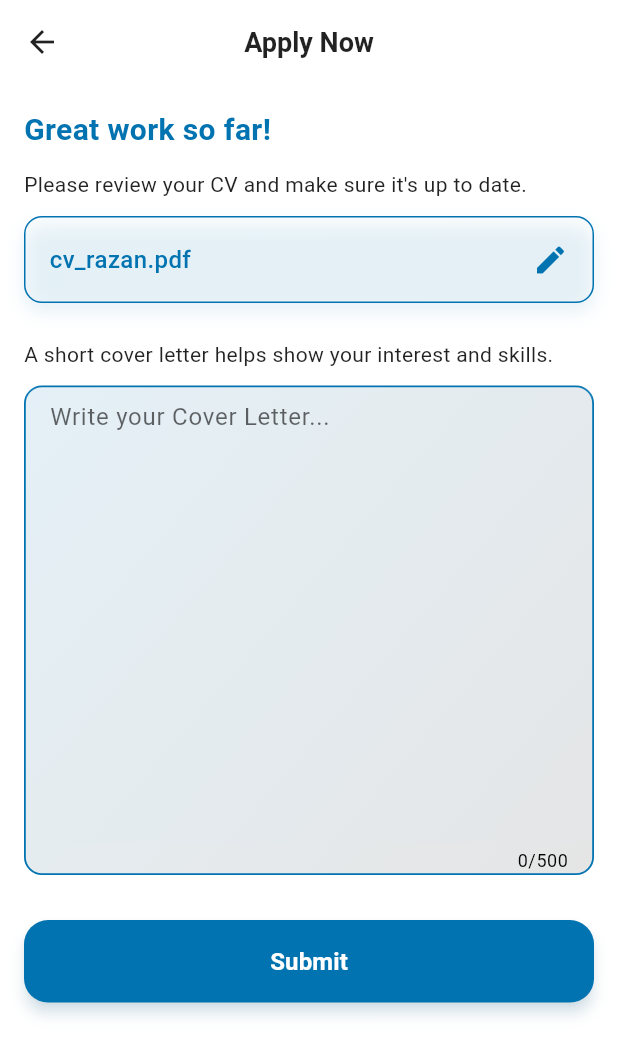
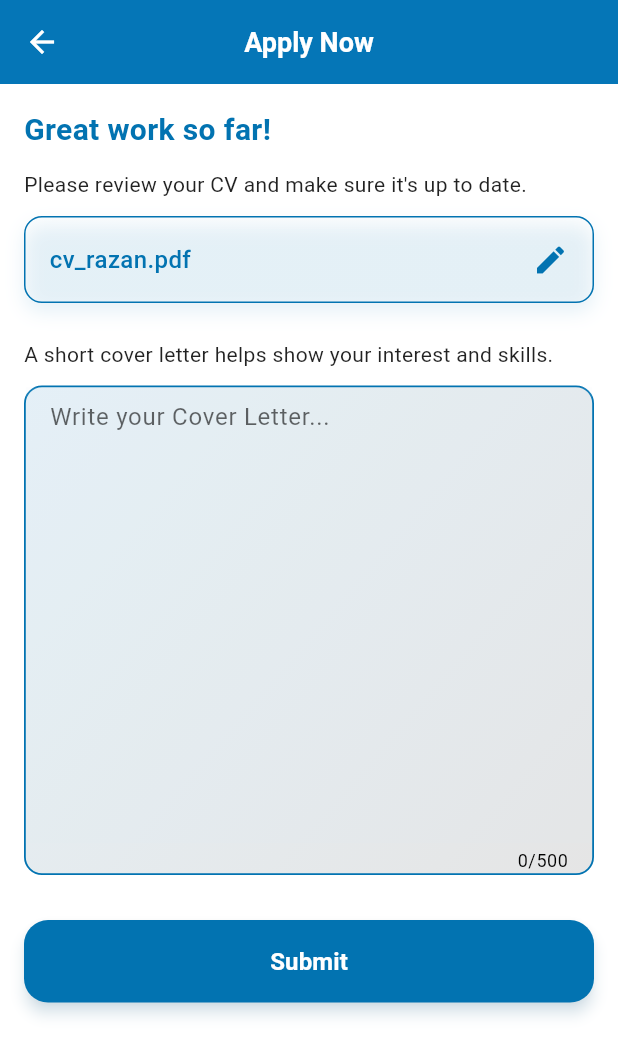
Before and after one commit to HidayaAwwad4/ojps_flutter, a Flutter app: the ApplyNow screen opened directly, on a phone screen of 412 x 824 dp. Shown: the top 1056 px of the screen. Run offline on Flutter 3.47's test engine with Material 3 defaults, Android fonts, the phone set to English and light mode, and no system bars.

Commit message:
Update apply now  screen design to match other screens style

```diff
--- a/ojps_flutter/lib/screens/apply_now_screen.dart
+++ b/ojps_flutter/lib/screens/apply_now_screen.dart
@@ -12,19 +12,19 @@ class ApplyNow extends StatelessWidget {
     return Scaffold(
       backgroundColor: whiteColor,
       appBar: AppBar(
-        backgroundColor: whiteColor,
-        elevation: 0,
+        backgroundColor: primaryColor,
+        elevation: 4,
         centerTitle: true,
         title: const Text(
           "Apply Now",
           style: TextStyle(
-            color: secondaryTextColor,
+            color: whiteColor,
             fontWeight: FontWeight.bold,
             fontSize: 18,
           ),
         ),
         leading: IconButton(
-          icon: const Icon(Icons.arrow_back, color: secondaryTextColor),
+          icon: const Icon(Icons.arrow_back, color: whiteColor),
           onPressed: () {
             Navigator.pop(context);
           },
```
